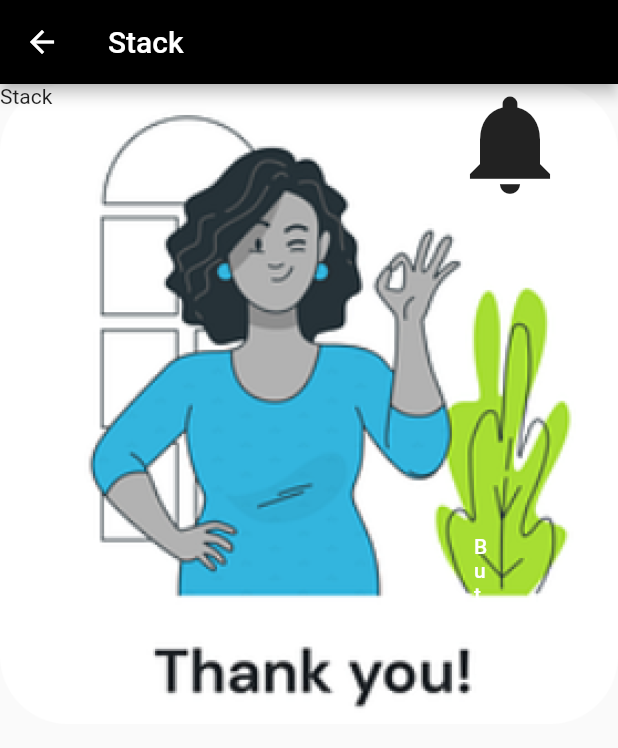
After one commit to AbRehman536/Flutter_sec_8, a Flutter app: the StackDemo screen opened directly, on a phone screen of 412 x 824 dp. The commit adds this screen. Shown: the top 748 px of the screen. Run offline on Flutter 3.47's test engine with Material 3 defaults, Android fonts, the phone set to English and light mode, and no system bars; our stand-ins replace google_fonts, google_maps_flutter.

Commit message:
Stack Done

```diff
--- a/lib/main.dart
+++ b/lib/main.dart
@@ -24,6 +24,7 @@ import 'package:flutter_sec_8/providers/screen_1.dart';
 import 'package:flutter_sec_8/providers/user.dart';
 import 'package:flutter_sec_8/row_column.dart';
 import 'package:flutter_sec_8/single_selection.dart';
+import 'package:flutter_sec_8/stack.dart';
 import 'package:flutter_sec_8/tabBar_demo.dart';
 import 'package:provider/provider.dart';
 
@@ -62,7 +63,7 @@ class MyApp extends StatelessWidget {
         colorScheme: ColorScheme.fromSeed(seedColor: Colors.deepPurple),
         useMaterial3: false,
       ),
-      home: Onboarding(),
+      home: MultipleSelectionDemo(),
     );
   }
 }
--- a/lib/multiple_selection.dart
+++ b/lib/multiple_selection.dart
@@ -1,4 +1,5 @@
 import 'package:flutter/material.dart';
+import 'package:google_fonts/google_fonts.dart';
 
 class MultipleSelectionDemo extends StatefulWidget {
   const MultipleSelectionDemo({super.key});
@@ -35,7 +36,9 @@ class _MultipleSelectionDemoState extends State<MultipleSelectionDemo> {
             textColor: selectedIndex.contains(index) ?Colors.white : Colors.black,
             iconColor: selectedIndex.contains(index) ?Colors.white : Colors.black,
             leading: Icon(selectedIndex.contains(index) ?Icons.notifications_active_outlined : Icons.notifications,),
-            title: Text("Notifications,$selectedIndex"),
+            title: Text("Notifications,$selectedIndex",style: GoogleFonts.kronaOne(
+              fontSize: 28.4, fontWeight: FontWeight.w400,color: Color(0xffFF5934)
+            ),),
             subtitle: Text("Index, $index"),
             trailing: Icon(Icons.arrow_forward_ios),
           );
--- /dev/null
+++ b/lib/stack.dart
@@ -0,0 +1,45 @@
+import 'dart:async';
+import 'package:flutter/material.dart';
+import 'package:flutter_sec_8/login_form.dart';
+
+
+class StackDemo extends StatefulWidget {
+  const StackDemo({super.key});
+
+  @override
+  State<StackDemo> createState() => _StackDemoState();
+}
+
+class _StackDemoState extends State<StackDemo> {
+  @override
+  void initState(){
+    super.initState();
+    Timer(Duration(seconds: 3),(){
+        Navigator.push(context,
+        MaterialPageRoute(builder: (context)=>LoginFormDemo()));
+    });
+  }
+  @override
+  Widget build(BuildContext context) {
+    return Scaffold(
+      appBar: AppBar(
+        title: Text("Stack"),
+        backgroundColor: Colors.black,
+        foregroundColor: Colors.white,
+      ),
+      body: Stack(children: [
+        Image.asset("assets/images/download.png"),
+        Padding(
+          padding: const EdgeInsets.all(300.0),
+          child: ElevatedButton(onPressed: (){}, child: Text("Button")),
+        ),
+        Padding(
+          padding: const EdgeInsets.only(left: 300.0),
+          child: Icon(Icons.notifications,size: 80,),
+        ),
+        Text("Stack")
+
+      ],),
+    );
+  }
+}
```
Also changed, not shown: lib/cupertino_switch.dart (+11 -14 lines).
